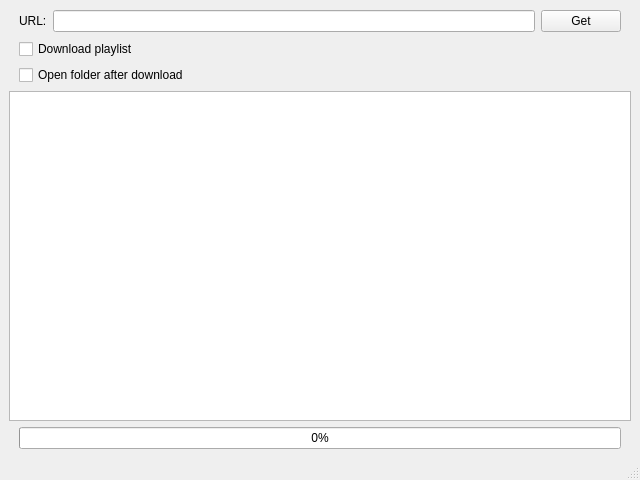
Above: MainWindow.ui from darkus007/YoutubeGUI before the change. Below: the same form after it.
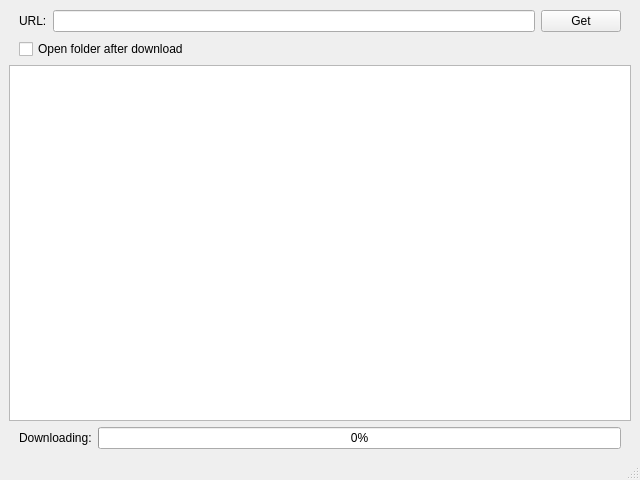
That is the form after the change.

Commit message: The main window has been changed. Minor code edits, DRY.

Patch:
```diff
--- a/MainWindow.ui
+++ b/MainWindow.ui
@@ -63,26 +63,6 @@
       </item>
      </layout>
     </item>
-    <item>
-     <layout class="QVBoxLayout" name="verticalLayout_2">
-      <property name="sizeConstraint">
-       <enum>QLayout::SetMinimumSize</enum>
-      </property>
-      <property name="leftMargin">
-       <number>10</number>
-      </property>
-      <property name="rightMargin">
-       <number>10</number>
-      </property>
-      <item>
-       <widget class="QCheckBox" name="check_box_list">
-        <property name="text">
-         <string>Download playlist</string>
-        </property>
-       </widget>
-      </item>
-     </layout>
-    </item>
     <item>
      <layout class="QHBoxLayout" name="horizontalLayout_2" stretch="0">
       <property name="sizeConstraint">
@@ -114,7 +94,7 @@
      </layout>
     </item>
     <item>
-     <layout class="QHBoxLayout" name="horizontalLayout_3" stretch="0">
+     <layout class="QHBoxLayout" name="horizontalLayout_3" stretch="0,0">
       <property name="sizeConstraint">
        <enum>QLayout::SetMinimumSize</enum>
       </property>
@@ -124,6 +104,13 @@
       <property name="rightMargin">
        <number>10</number>
       </property>
+      <item>
+       <widget class="QLabel" name="label_2">
+        <property name="text">
+         <string>Downloading:</string>
+        </property>
+       </widget>
+      </item>
       <item>
        <widget class="QProgressBar" name="progress_bar">
         <property name="value">
```
The commit also changes 3 other files.
